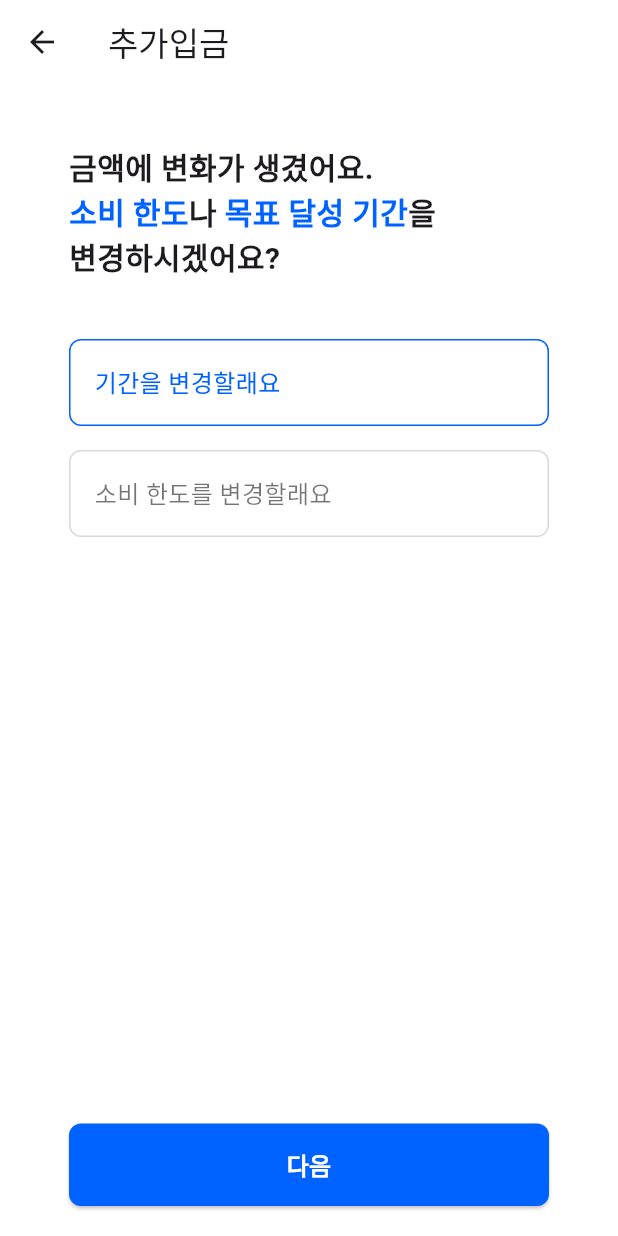
After one commit to LeeHgg/Sotong-money-management-app, a Flutter app: the AmountChangeChoiceScreen screen opened by its route, on a phone screen of 412 x 824 dp. The commit adds this screen. Run offline on Flutter 3.47's test engine with Material 3 defaults, Android fonts, the phone set to English and light mode, and no system bars; our stand-ins replace cloud_firestore, firebase_auth, firebase_core, firebase_storage, flutter_svg, google_sign_in and 1 more; accounts and stored records are empty; Roboto replaces fonts that are missing (Pretendard); project files that could hold a hidden picture were left out.

Commit message:
소비한도나 목표달성기간 변경

```diff
--- a/lib/screens/additional/additional_choice_screen.dart
+++ b/lib/screens/additional/additional_choice_screen.dart
@@ -71,8 +71,9 @@ class AdditionalChoiceScreen extends StatelessWidget {
                 height: 57,
                 padding: const EdgeInsets.symmetric(horizontal: 29),
                 decoration: BoxDecoration(
-                  color: const Color(0xFFEDF4FF),
+                  // color: const Color(0xFFEDF4FF),
                   borderRadius: BorderRadius.circular(12),
+                  border: Border.all(color: const Color(0xFFC7C7C7), width: 1),
                 ),
                 alignment: Alignment.centerLeft,
                 child: const Text(
--- /dev/null
+++ b/lib/screens/additional/deposit/amount_change_choice_screen.dart
@@ -0,0 +1,153 @@
+import 'package:flutter/material.dart';
+
+class AmountChangeChoiceScreen extends StatefulWidget {
+  final List<dynamic> depositItems;
+
+  const AmountChangeChoiceScreen({
+    super.key,
+    required this.depositItems,
+  });
+
+  @override
+  State<AmountChangeChoiceScreen> createState() => _AmountChangeChoiceScreenState();
+}
+
+class _AmountChangeChoiceScreenState extends State<AmountChangeChoiceScreen> {
+  bool isGoalSelected = true;
+  bool isLimitSelected = false;
+
+  @override
+  Widget build(BuildContext context) {
+    return Scaffold(
+      backgroundColor: Colors.white,
+      appBar: AppBar(
+        leading: IconButton(
+          icon: const Icon(Icons.arrow_back),
+          onPressed: () => Navigator.pop(context),
+        ),
+        title: const Text('추가입금'),
+        backgroundColor: Colors.transparent,
+        elevation: 0,
+      ),
+      body: Padding(
+        padding: const EdgeInsets.symmetric(horizontal: 46.0),
+        child: Column(
+          crossAxisAlignment: CrossAxisAlignment.start,
+          children: [
+            const SizedBox(height: 40),
+            const Text.rich(
+              TextSpan(
+                children: [
+                  TextSpan(
+                    text: '금액에 변화가 생겼어요.\n',
+                    style: TextStyle(fontSize: 20, fontWeight: FontWeight.bold),
+                  ),
+                  TextSpan(
+                    text: '소비 한도',
+                    style: TextStyle(
+                      fontSize: 20,
+                      fontWeight: FontWeight.bold,
+                      color: Color(0xFF0062FF), // 파란색 강조
+                    ),
+                  ),
+                  TextSpan(
+                    text: '나 ',
+                    style: TextStyle(fontSize: 20, fontWeight: FontWeight.bold),
+                  ),
+                  TextSpan(
+                    text: '목표 달성 기간',
+                    style: TextStyle(
+                      fontSize: 20,
+                      fontWeight: FontWeight.bold,
+                      color: Color(0xFF0062FF), // 파란색 강조
+                    ),
+                  ),
+                  TextSpan(
+                    text: '을\n변경하시겠어요?',
+                    style: TextStyle(fontSize: 20, fontWeight: FontWeight.bold),
+                  ),
+                ],
+              ),
+            ),
+            const SizedBox(height: 40),
+            _buildOptionButton(
+              title: '기간을 변경할래요',
+              isSelected: isGoalSelected,
+              onTap: () {
+                setState(() {
+                  isGoalSelected = true;
+                  isLimitSelected = false;
+                });
+              },
+            ),
+            const SizedBox(height: 16),
+            _buildOptionButton(
+              title: '소비 한도를 변경할래요',
+              isSelected: isLimitSelected,
+              onTap: () {
+                setState(() {
+                  isGoalSelected = false;
+                  isLimitSelected = true;
+                });
+              },
+            ),
+            const Spacer(),
+            SizedBox(
+              width: double.infinity,
+              height: 55,
+              child: ElevatedButton(
+                onPressed: () {
+                  // TODO: Implement the next screen navigation
+                },
+                style: ElevatedButton.styleFrom(
+                  backgroundColor: const Color(0xFF0062FF),
+                  shape: RoundedRectangleBorder(
+                    borderRadius: BorderRadius.circular(8),
+                  ),
+                ),
+                child: const Text(
+                  '다음',
+                  style: TextStyle(
+                    color: Colors.white,
+                    fontSize: 16,
+                    fontWeight: FontWeight.bold,
+                  ),
+                ),
+              ),
+            ),
+            const SizedBox(height: 20),
+          ],
+        ),
+      ),
+    );
+  }
+
+  Widget _buildOptionButton({
+    required String title,
+    required bool isSelected,
+    required VoidCallback onTap,
+  }) {
+    return InkWell(
+      onTap: onTap,
+      child: Container(
+        width: double.infinity,
+        padding: const EdgeInsets.all(16),
+        decoration: BoxDecoration(
+          color: Colors.white,
+          border: Border.all(
+            color: isSelected ? const Color(0xFF0062FF) : const Color(0xFFD9D9D9),
+            width: 1,
+          ),
+          borderRadius: BorderRadius.circular(8),
+        ),
+        child: Text(
+          title,
+          style: TextStyle(
+            color: isSelected ? const Color(0xFF0062FF) : Colors.black54,
+            fontSize: 16,
+          ),
+        ),
+      ),
+    );
+  }
+}
--- a/lib/screens/additional/deposit/deposit_screen.dart
+++ b/lib/screens/additional/deposit/deposit_screen.dart
@@ -196,8 +196,7 @@ class _DepositScreenState extends State<DepositScreen> {
               height: 55,
               child: ElevatedButton(
                 onPressed: depositItems.isEmpty ? null : () {
-                  // TODO: 최종 저장 로직 구현
-                  Navigator.pop(context, depositItems);
+                  Navigator.pushNamed(context, '/amount_change_choice');
                 },
                 style: ElevatedButton.styleFrom(
                   backgroundColor: const Color(0xFF0062FF),
```
Also changed, not shown: lib/app.dart (+8 -2 lines), lib/screens/additional/deposit/deposit_goal_screen.dart (added, +127 -0 lines).
